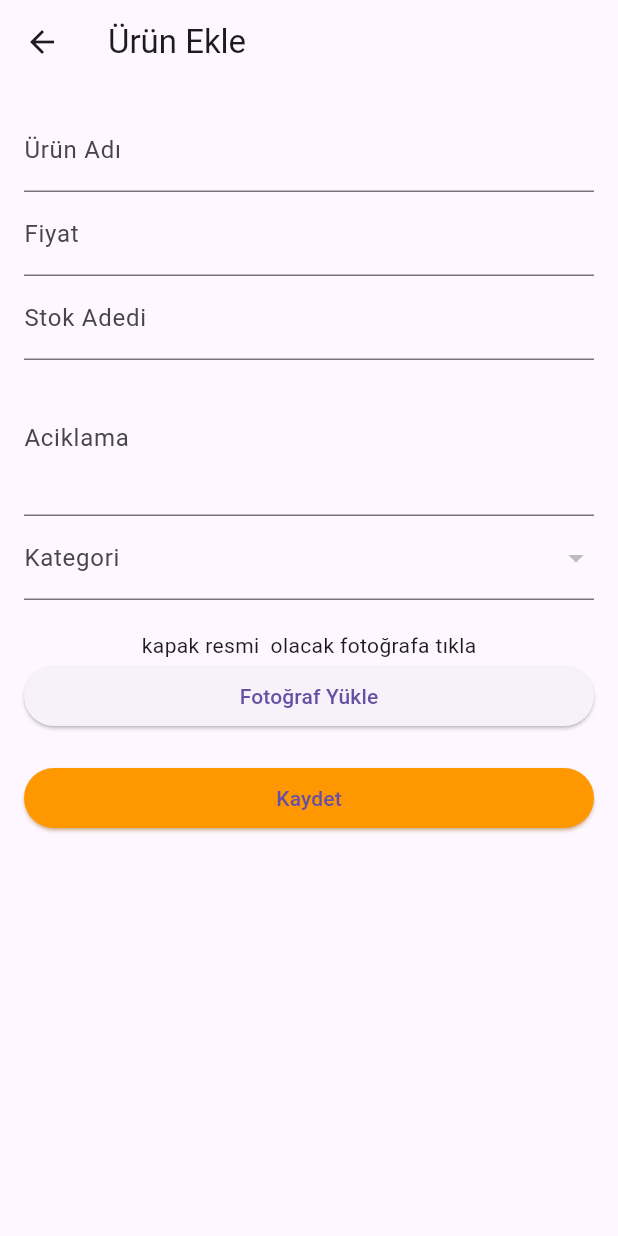
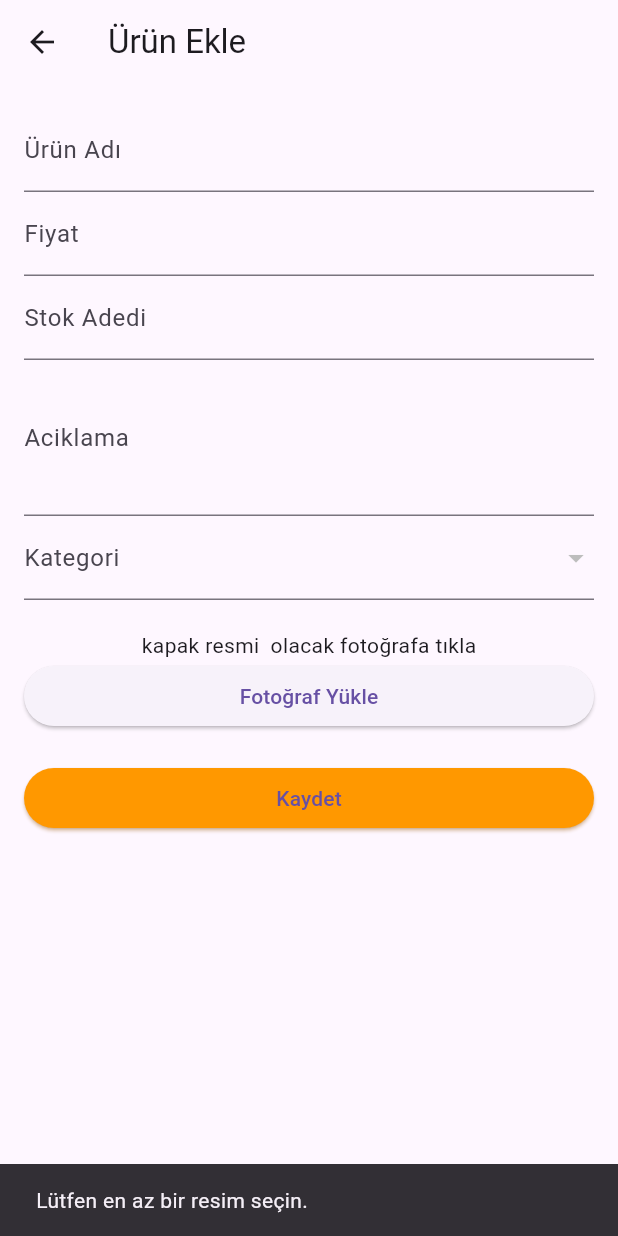
Before and after one commit to berkant26/ChineseBazaarFlutter, a Flutter app: the ProductAddPage screen opened directly, after a tap on "Fotoğraf Yükle", on a phone screen of 412 x 824 dp. Run offline on Flutter 3.47's test engine with Material 3 defaults, Android fonts, the light colour scheme and no system bars; our stand-ins replace animate_do, equatable, flutter_bloc, google_fonts, image_picker, jwt_decoder and 3 more; accounts and stored records are empty; network calls fail.

Commit message:
app is completed

```diff
--- a/lib/Core/Services/connectionUrl.dart
+++ b/lib/Core/Services/connectionUrl.dart
@@ -35,6 +35,7 @@
   static late String deleteProductImagesApi;
   static late String fetchProductCategoryByIdApi;
   static late String deleteProductApi;
+  static late String baseImgUrl;
 
   static void init({required String baseUrl}) {
     connectionUrl = baseUrl;
@@ -52,5 +53,6 @@
     deleteProductImagesApi = "$connectionUrl/Products/deleteProductImage";
     fetchProductCategoryByIdApi = "$connectionUrl/Products/getlistbycategoryId?categoryId=";
     deleteProductApi = "$connectionUrl/Products/delete";
+    baseImgUrl = "http://16.16.65.136:5000/";
   }
 }
--- a/lib/data/repositories/product_repository.dart
+++ b/lib/data/repositories/product_repository.dart
@@ -2,7 +2,7 @@ import 'dart:convert';
 import 'package:chinese_bazaar/domain/entities/productImage.dart';
 import 'package:chinese_bazaar/domain/entities/product.dart';
 import 'package:chinese_bazaar/domain/repositories/product_repository_interface.dart';
-import 'package:file_picker/file_picker.dart';
+import 'package:image_picker/image_picker.dart';
 import 'package:shared_preferences/shared_preferences.dart';
 import '../sources/product_api.dart';
 
@@ -46,7 +46,7 @@ class ProductRepository implements ProductRepositoryInterface {
   }
 
   @override
-  Future<bool> uploadProductImages(int productId, List<PlatformFile> selectedImages) {
+  Future<bool> uploadProductImages(int productId, List<XFile> selectedImages) {
     return ProductApi().uploadProductImages(productId, selectedImages);
   }
 
@@ -57,7 +57,7 @@ class ProductRepository implements ProductRepositoryInterface {
   }
 
   @override
-  Future<bool> updateProductImages(int productId, List<PlatformFile> selectedImages) {
+  Future<bool> updateProductImages(int productId, List<XFile> selectedImages) {
     return ProductApi().updateProductImages(productId, selectedImages);
 
   }
--- a/lib/domain/repositories/product_repository_interface.dart
+++ b/lib/domain/repositories/product_repository_interface.dart
@@ -1,16 +1,16 @@
 import 'package:chinese_bazaar/data/sources/product_api.dart';
 import 'package:chinese_bazaar/domain/entities/product.dart';
 import 'package:chinese_bazaar/domain/entities/productImage.dart';
-import 'package:file_picker/file_picker.dart';
+import 'package:image_picker/image_picker.dart';
 
 abstract class ProductRepositoryInterface {
   Future<List<Product>> fetchProductsByCategoryId(int categoryId);
   Future<List<Product>> fetchAllProducts();
 
   Future<List<ProductImage>> fetchProductsImage(int productId);
-  Future<bool> uploadProductImages(int productId, List<PlatformFile> selectedImages);
+  Future<bool> uploadProductImages(int productId, List<XFile> selectedImages);
   Future<ProductAddResult> addProduct(Product product);
-   Future<bool> updateProductImages(int productId, List<PlatformFile> selectedImages);
+   Future<bool> updateProductImages(int productId, List<XFile> selectedImages);
   Future<ProductAddResult> updateProduct(Product product,int productId);
   Future<bool> deleteProduct(Product product);
   Future<bool> deleteProductImages(List<ProductImage> productImage);
--- a/lib/main.dart
+++ b/lib/main.dart
@@ -15,7 +15,9 @@ import 'package:flutter_bloc/flutter_bloc.dart';
 
 import 'presentation/pages/home_page.dart';
 void main() {
-  Connectionurl.init(baseUrl: "https://192.168.18.199:5001/api");
+  Connectionurl.init(baseUrl: "http://16.16.65.136:5000/api");
+  //Connectionurl.init(baseUrl: "http://192.168.18.199:5000/api");
+
   AuthApi().initialize();
   HttpOverrides.global = MyHttpOverrides();
   runApp(
@@ -30,7 +32,7 @@ class MyApp extends StatelessWidget {
 
   @override
   Widget build(BuildContext context) {
-    var appTitle = 'Chinese Bazaar';
+    var appTitle = 'Çin Pazarı';
 
     return MaterialApp(
       title: appTitle,
--- a/lib/presentation/pages/admin/AdminProductSavePage.dart
+++ b/lib/presentation/pages/admin/AdminProductSavePage.dart
@@ -7,9 +7,11 @@ import 'package:chinese_bazaar/data/sources/product_api.dart';
 import 'package:chinese_bazaar/domain/entities/category.dart';
 import 'package:chinese_bazaar/domain/entities/product.dart';
 import 'package:chinese_bazaar/domain/entities/productImage.dart';
-import 'package:file_picker/file_picker.dart';
 import 'package:flutter/material.dart';
 import 'dart:io';
+
+import 'package:image_picker/image_picker.dart';
+import 'package:logger/logger.dart';
 
 
 class ProductAddPage extends StatefulWidget {
@@ -32,7 +34,7 @@ class _ProductAddPageState extends State<ProductAddPage> {
   int? _selectedCategoryId;
 
   List<Category> _categories = [];
-  List<PlatformFile> _selectedImages = [];
+  List<XFile> _selectedImages = [];
   List<ProductImage> _productsImages = [];
 List<ProductImage> imagesToDelete = [];
 
@@ -108,31 +110,38 @@ void deleteImagesFromServer() {
       setState(() => _isLoading = false);
     }
   }
-  Future<void> _pickImages() async {
+
+Future<void> _pickImages() async {
+  final ImagePicker picker = ImagePicker();
+
   try {
-    final result = await FilePicker.platform.pickFiles(
-      type: FileType.image,
-      allowMultiple: true,
-      withData: true, // Includes file bytes in the result
-    );
+    final List<XFile>? pickedImages = await picker.pickMultiImage();
 
-    if (result != null && result.files.isNotEmpty) {
-      if (result.files.length <= 5) {
-        setState(() {
-          _selectedImages = result.files;  // sorun çıkarsa kaldır
-        });
-      } else {
-        ScaffoldMessenger.of(context).showSnackBar(
-          const SnackBar(content: Text('You can only upload up to 5 photos.')),
-        );
-      }
+    if (pickedImages == null || pickedImages.isEmpty) {
+      ScaffoldMessenger.of(context).showSnackBar(
+        const SnackBar(content: Text("Lütfen en az bir resim seçin.")),
+      );
+      return;
     }
+
+    // En fazla 5 resim seçilmesine izin ver
+    if (pickedImages.length > 5) {
+      ScaffoldMessenger.of(context).showSnackBar(
+        const SnackBar(content: Text('En fazla 5 resim yükleyebilirsin.')),
+      );
+    }
+
+    setState(() {
+      _selectedImages = pickedImages.take(5).toList(); // İlk 5 resmi al
+    });
+
   } catch (e) {
     ScaffoldMessenger.of(context).showSnackBar(
-      SnackBar(content: Text('Failed to pick images: $e')),
+      SnackBar(content: Text('Hata oluştu: $e')),
     );
   }
 }
+
   Future<void> _addProduct() async {
 
 
@@ -149,6 +158,8 @@ void deleteImagesFromServer() {
 
 
    var successProduct = await productRepository.addProduct(product);
+   Logger log = new Logger();
+   log.e('API Response: ${successProduct.toString()}');
    var successProductImage = await productRepository.uploadProductImages(successProduct.productId!, _selectedImages);
 if (successProduct.success && successProductImage) {
   ScaffoldMessenger.of(context).showSnackBar(
@@ -226,12 +237,12 @@ Future<void> _updateProduct() async {
   if (productUpdated.success) {
 
     ScaffoldMessenger.of(context).showSnackBar(
-      const SnackBar(content: Text('Product updated successfully!')),
+      const SnackBar(content: Text('Ürün güncellendi!')),
     );
     Navigator.pop(context);
   } else {
     ScaffoldMessenger.of(context).showSnackBar(
-      const SnackBar(content: Text('Failed to update product.')),
+      const SnackBar(content: Text('Ürün güncellerken hata oluştu.')),
     );
   }
 }
@@ -245,7 +256,7 @@ Future<void> _updateProduct() async {
     final isLargeScreen = screenWidth > 600; // Adjust based on your screen width preference
 
     return Scaffold(
-      appBar: AppBar(title:  Text(widget.modalTitle!)),
+      appBar: AppBar(title:  Text(widget.modalTitle ?? 'Ürün Ekle')),
       body: _isLoading
           ? const Center(child: CircularProgressIndicator())
           : Padding(
@@ -370,7 +381,7 @@ Future<void> _updateProduct() async {
               alignment: Alignment.topRight,
               children: [
                 Image.file(
-                  File(image.path!),
+                  File(image.path),
                   width: 80,
                   height: 80,
                   fit: BoxFit.cover,
--- a/lib/presentation/pages/cart_page.dart
+++ b/lib/presentation/pages/cart_page.dart
@@ -167,7 +167,7 @@ class _CartPageState extends State<CartPage> {
                                     ),
                                     const SizedBox(height: 8),
                                     Text(
-                                      "${productTotalPrice.toStringAsFixed(2)} TL",
+                                      "${productTotalPrice.toStringAsFixed(0)} TL",
                                       style: const TextStyle(
                                         color: Colors.green,
                                         fontWeight: FontWeight.bold,
@@ -195,7 +195,7 @@ class _CartPageState extends State<CartPage> {
                                     onPressed: () {
                                       if (quantity < 5) {
                                         context.read<CartBloc>().add(
-                                             UpdateProductQuantityEvent(product.copyWith(stockAmount: 1), quantity + 1),
+                                             UpdateProductQuantityEvent(product, quantity + 1),
                                             );
                                       }
                                     },
@@ -219,7 +219,7 @@ class _CartPageState extends State<CartPage> {
                         mainAxisAlignment: MainAxisAlignment.spaceBetween,
                         children: [
                           Text(
-                            'Toplam: ${totalPrice.toStringAsFixed(2)}TL',
+                            'Toplam: ${totalPrice.toStringAsFixed(0)} TL',
                             style: const TextStyle(fontSize: 18, fontWeight: FontWeight.bold),
                           ),
                           ElevatedButton(
--- a/lib/presentation/pages/payment/paymentScreen.dart
+++ b/lib/presentation/pages/payment/paymentScreen.dart
@@ -138,7 +138,7 @@ class _PaymentScreenState extends State<PaymentScreen> {
               crossAxisAlignment: CrossAxisAlignment.start,
               children: [
                 Text(
-                  "Toplam Tutar : ${widget.totalPrice.toStringAsFixed(2)} TL",
+                  "Toplam Tutar : ${widget.totalPrice.toStringAsFixed(0)} TL",
                   style: TextStyle(
                       fontSize: MediaQuery.of(context).size.width * 0.05,
                       fontWeight: FontWeight.bold),
--- a/lib/presentation/pages/product_detail_page.dart
+++ b/lib/presentation/pages/product_detail_page.dart
@@ -73,7 +73,7 @@ class ProductDetailPage extends StatelessWidget {
             Padding(
               padding: EdgeInsets.symmetric(horizontal: screenWidth * 0.04),
               child: Text(
-                "${product.price.toStringAsFixed(2)} TL",
+                "${product.price.toStringAsFixed(0)} TL",
                 style: TextStyle(
                   fontSize: screenWidth * 0.05,
                   color: Colors.green,
--- a/lib/presentation/pages/product_list_page.dart
+++ b/lib/presentation/pages/product_list_page.dart
@@ -27,7 +27,7 @@ class ProductListPage extends StatelessWidget {
           } else if (snapshot.hasError) {
             return Center(child: Text('Error: ${snapshot.error}'));
           } else if (!snapshot.hasData || snapshot.data!.isEmpty) {
-            return const Center(child: Text('No products found'));
+            return const Center(child: Text('Çok Yakında'));
           }
           final products = snapshot.data!;
 
@@ -48,7 +48,7 @@ class ProductListPage extends StatelessWidget {
                   } else if (imageSnapshot.hasError) {
                     return Center(child: Text('Error: ${imageSnapshot.error}'));
                   } else if (!imageSnapshot.hasData || imageSnapshot.data!.isEmpty) {
-                    return const Center(child: Text('No images available'));
+                    return const Center(child: Text(''));
                   }
                   final images = imageSnapshot.data!;
                   return ProductCard(
--- a/lib/presentation/widgets/product_card_widget.dart
+++ b/lib/presentation/widgets/product_card_widget.dart
@@ -103,7 +103,7 @@ class _ProductCardState extends State<ProductCard> {
             Padding(
               padding: const EdgeInsets.only(left: 8.0, bottom: 8.0),
               child: Text(
-                "${widget.product.price.toStringAsFixed(2)} TL",
+                "${widget.product.price.toStringAsFixed(0)} TL",
                 style: const TextStyle(fontSize: 14, color: Color.fromARGB(255, 0, 0, 0)),
               ),
             ),
--- a/pubspec.yaml
+++ b/pubspec.yaml
@@ -50,6 +50,8 @@ dev_dependencies:
   flutter_test:
     sdk: flutter
 
+
+
   # The "flutter_lints" package below contains a set of recommended lints to
   # encourage good coding practices. The lint set provided by the package is
   # activated in the `analysis_options.yaml` file located at the root of your
```
Also changed, not shown: lib/data/sources/product_api.dart (+25 -41 lines), assets/Kahve.png (added), pubspec.lock, 63 other files.
